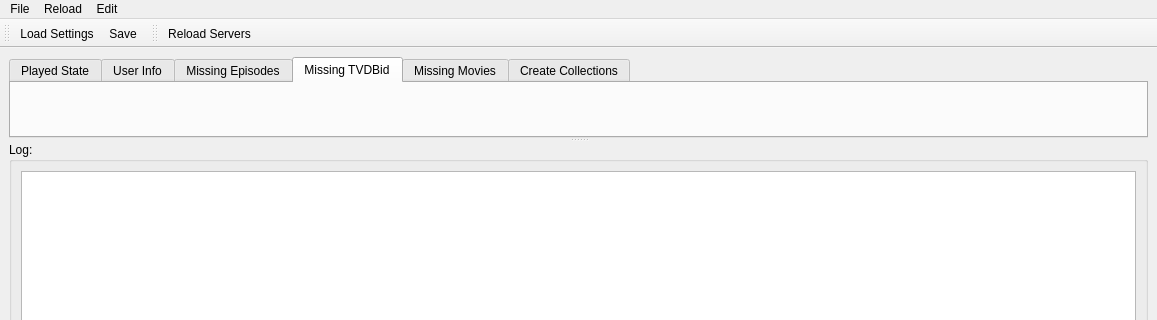
towel42-com/EmbySync, file UI/MainWindow.ui: the form before one commit; both pictures show x 0 to 1157 and y 0 to 320 of the 1157 by 826 pixel window.
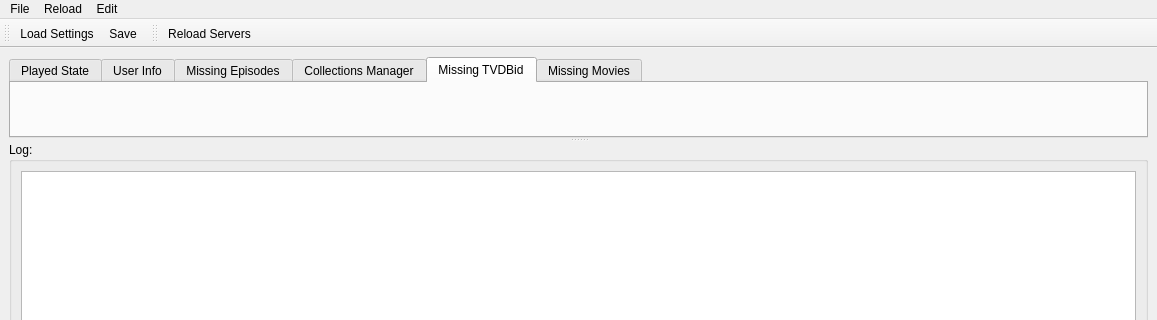
The form after the commit. The open tabs and pages were chosen to show the change. Icons and pictures are not drawn. Custom widgets are drawn as their Qt base class.

Commit message: Move collections model to mainwindow

Diff of the .ui file:
```diff
--- a/UI/MainWindow.ui
+++ b/UI/MainWindow.ui
@@ -39,6 +39,11 @@
          <string>Missing Episodes</string>
         </attribute>
        </widget>
+       <widget class="CCollectionsManager" name="collectionsManager">
+        <attribute name="title">
+         <string>Collections Manager</string>
+        </attribute>
+       </widget>
        <widget class="CMissingTVDBid" name="missingTVDBid">
         <attribute name="title">
          <string>Missing TVDBid</string>
@@ -49,11 +54,6 @@
          <string>Missing Movies</string>
         </attribute>
        </widget>
-       <widget class="CCreateCollections" name="createCollections">
-        <attribute name="title">
-         <string>Create Collections</string>
-        </attribute>
-       </widget>
       </widget>
       <widget class="QGroupBox" name="groupBox">
        <property name="title">
@@ -252,9 +252,9 @@
    <container>1</container>
   </customwidget>
   <customwidget>
-   <class>CCreateCollections</class>
+   <class>CCollectionsManager</class>
    <extends>QWidget</extends>
-   <header>CreateCollections.h</header>
+   <header>CollectionsManager.h</header>
    <container>1</container>
   </customwidget>
   <customwidget>
```
The commit also changes 18 other files.
